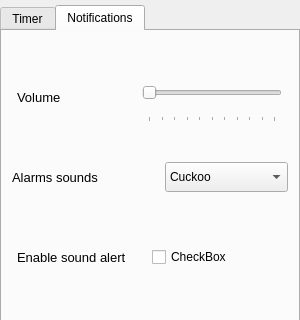
This is ui/settingsdialog.ui in TiagoSBO/qt-pomodoro-timer as Qt 5 draws it before an edit. The edited form follows.
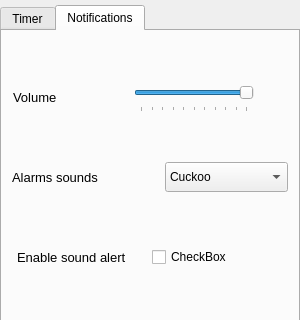
This is the edited form. Icons and pictures are not drawn.

Commit message: feat: Add label to show volume value

```diff
--- a/ui/settingsdialog.ui
+++ b/ui/settingsdialog.ui
@@ -742,7 +742,7 @@
              <number>0</number>
             </property>
             <item>
-             <layout class="QHBoxLayout" name="layout_volume" stretch="1,1">
+             <layout class="QHBoxLayout" name="layout_volume" stretch="1,1,0">
               <property name="spacing">
                <number>0</number>
               </property>
@@ -796,19 +796,41 @@
                 </property>
                 <property name="maximumSize">
                  <size>
-                  <width>140</width>
+                  <width>120</width>
                   <height>50</height>
                  </size>
                 </property>
                 <property name="maximum">
                  <number>100</number>
                 </property>
+                <property name="value">
+                 <number>100</number>
+                </property>
                 <property name="orientation">
                  <enum>Qt::Orientation::Horizontal</enum>
                 </property>
                 <property name="tickPosition">
                  <enum>QSlider::TickPosition::TicksBelow</enum>
                 </property>
+                <property name="tickInterval">
+                 <number>0</number>
+                </property>
+               </widget>
+              </item>
+              <item>
+               <widget class="QLabel" name="label">
+                <property name="maximumSize">
+                 <size>
+                  <width>30</width>
+                  <height>30</height>
+                 </size>
+                </property>
+                <property name="text">
+                 <string/>
+                </property>
+                <property name="alignment">
+                 <set>Qt::AlignmentFlag::AlignCenter</set>
+                </property>
                </widget>
               </item>
              </layout>
```
Left out of the diff: 19 changed lines with no effect on the pictures.
